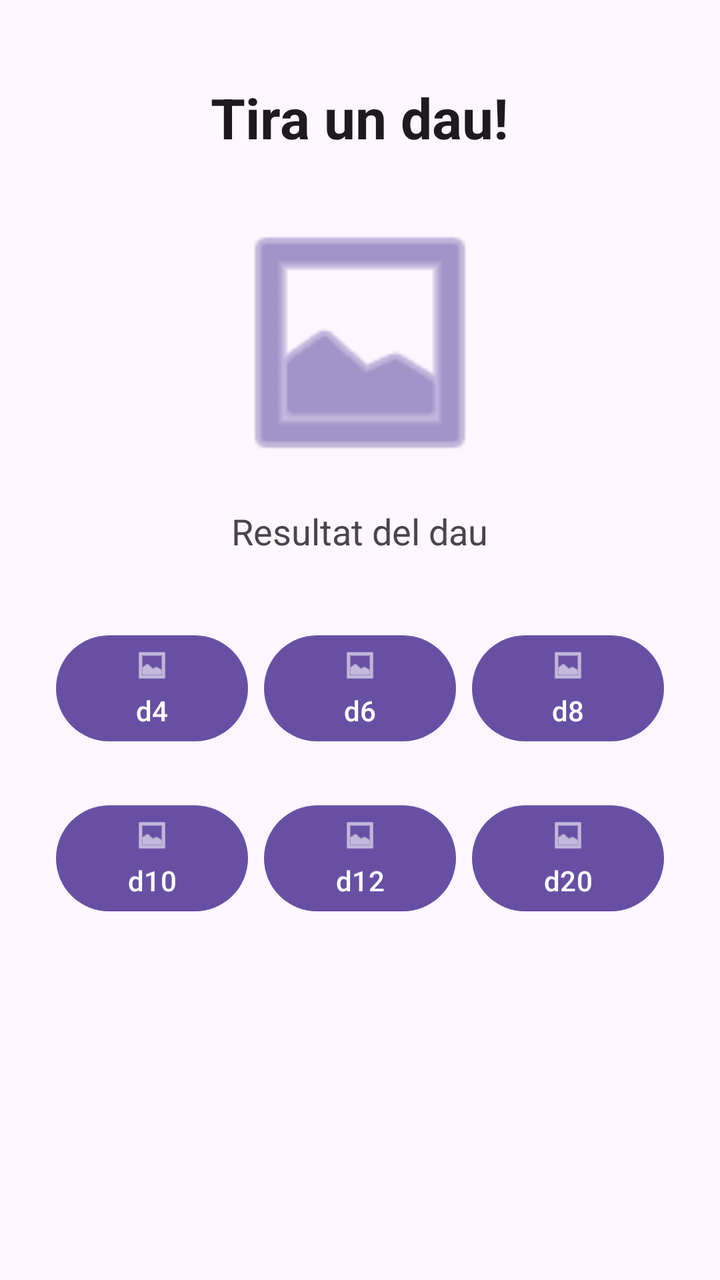
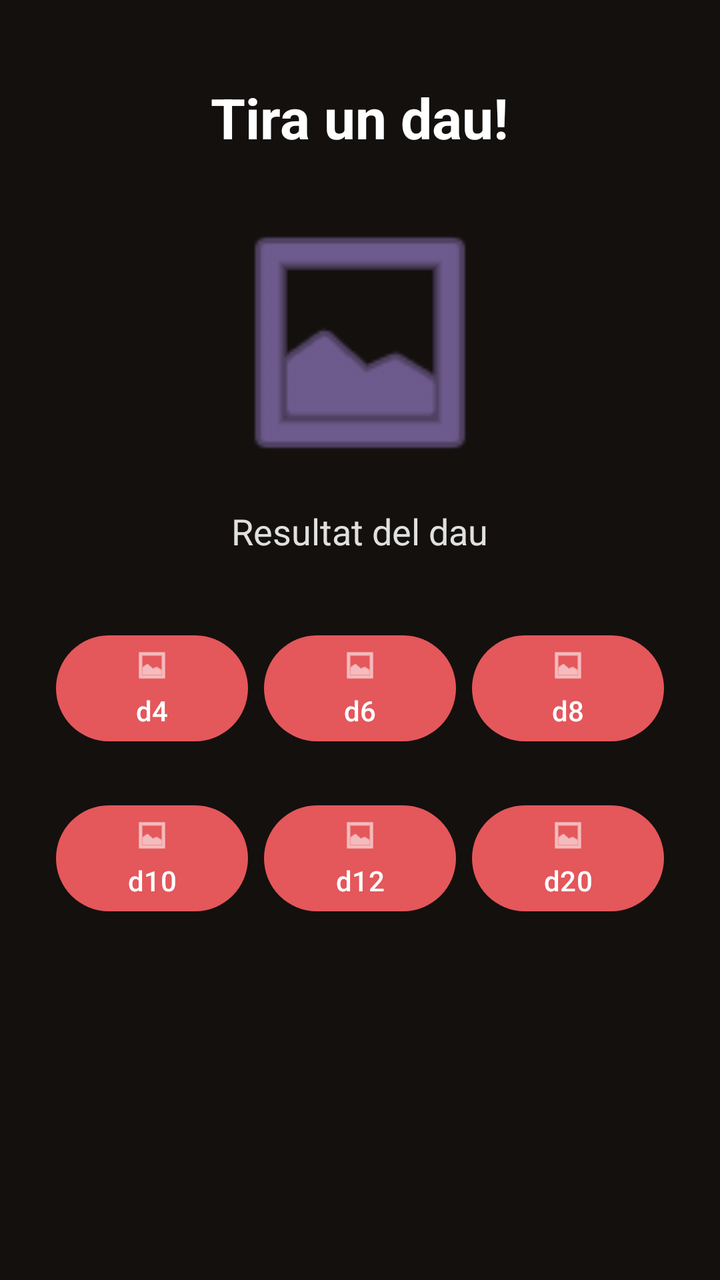

Compare the two renders of this Android layout. The source of the first and the diff that turns it into the second are given below.
<!-- AndroidManifest.xml: application theme Theme.DnDiceCompanion -->
<!-- res/layout/activity_main.xml -->
<?xml version="1.0" encoding="utf-8"?>
<LinearLayout xmlns:android="http://schemas.android.com/apk/res/android"
    xmlns:app="http://schemas.android.com/apk/res-auto"
    xmlns:tools="http://schemas.android.com/tools"
    android:id="@+id/main"
    android:layout_width="match_parent"
    android:layout_height="match_parent"
    android:orientation="vertical"
    android:gravity="center_horizontal"
    android:padding="24dp"
    tools:context=".MainActivity">

    <TextView
        android:id="@+id/tv_title"
        android:layout_width="wrap_content"
        android:layout_height="wrap_content"
        android:layout_marginTop="16dp"
        android:layout_marginBottom="24dp"
        android:gravity="center"
        android:text="@string/roll_dice_title"
        android:textColor="?android:attr/textColorPrimary"
        android:textSize="28sp"
        android:textStyle="bold" />

    <LinearLayout
        android:id="@+id/layout_upper_section"
        android:layout_width="match_parent"
        android:layout_height="wrap_content"
        android:orientation="vertical"
        android:gravity="center"
        android:layout_marginBottom="32dp">

        <ImageView
            android:id="@+id/iv_dice_image"
            android:layout_width="140dp"
            android:layout_height="140dp"
            android:layout_gravity="center_horizontal"
            android:layout_marginBottom="12dp"
            android:contentDescription="@string/dice_image_desc"
            android:src="@android:drawable/ic_menu_gallery"
            app:tint="?attr/colorPrimary" />

        <TextView
            android:id="@+id/tv_dice_result"
            android:layout_width="wrap_content"
            android:layout_height="wrap_content"
            android:layout_gravity="center_horizontal"
            android:gravity="center"
            android:text="@string/dice_result_placeholder"
            android:textColor="?android:attr/textColorSecondary"
            android:textSize="18sp" />
    </LinearLayout>

    <LinearLayout
        android:id="@+id/layout_buttons_container"
        android:layout_width="match_parent"
        android:layout_height="wrap_content"
        android:orientation="vertical"
        android:gravity="center">

        <LinearLayout
            android:id="@+id/layout_row1"
            android:layout_width="match_parent"
            android:layout_height="wrap_content"
            android:orientation="horizontal"
            android:gravity="center"
            android:layout_marginBottom="16dp">

            <com.google.android.material.button.MaterialButton
                android:id="@+id/btn_d4"
                android:layout_width="0dp"
                android:layout_height="wrap_content"
                android:layout_weight="1"
                android:layout_margin="4dp"
                android:text="@string/d4"
                android:contentDescription="@string/d4"
                app:icon="@android:drawable/ic_menu_gallery"
                app:iconGravity="top"
                app:iconPadding="4dp" />

            <com.google.android.material.button.MaterialButton
                android:id="@+id/btn_d6"
                android:layout_width="0dp"
                android:layout_height="wrap_content"
                android:layout_weight="1"
                android:layout_margin="4dp"
                android:text="@string/d6"
                android:contentDescription="@string/d6"
                app:icon="@android:drawable/ic_menu_gallery"
                app:iconGravity="top"
                app:iconPadding="4dp" />

            <com.google.android.material.button.MaterialButton
                android:id="@+id/btn_d8"
                android:layout_width="0dp"
                android:layout_height="wrap_content"
                android:layout_weight="1"
                android:layout_margin="4dp"
                android:text="@string/d8"
                android:contentDescription="@string/d8"
                app:icon="@android:drawable/ic_menu_gallery"
                app:iconGravity="top"
                app:iconPadding="4dp" />

        </LinearLayout>

        <LinearLayout
            android:id="@+id/layout_row2"
            android:layout_width="match_parent"
            android:layout_height="wrap_content"
            android:orientation="horizontal"
            android:gravity="center">

            <com.google.android.material.button.MaterialButton
                android:id="@+id/btn_d10"
                android:layout_width="0dp"
                android:layout_height="wrap_content"
                android:layout_weight="1"
                android:layout_margin="4dp"
                android:text="@string/d10"
                android:contentDescription="@string/d10"
                app:icon="@android:drawable/ic_menu_gallery"
                app:iconGravity="top"
                app:iconPadding="4dp" />

            <com.google.android.material.button.MaterialButton
                android:id="@+id/btn_d12"
                android:layout_width="0dp"
                android:layout_height="wrap_content"
                android:layout_weight="1"
                android:layout_margin="4dp"
                android:text="@string/d12"
                android:contentDescription="@string/d12"
                app:icon="@android:drawable/ic_menu_gallery"
                app:iconGravity="top"
                app:iconPadding="4dp" />

            <com.google.android.material.button.MaterialButton
                android:id="@+id/btn_d20"
                android:layout_width="0dp"
                android:layout_height="wrap_content"
                android:layout_weight="1"
                android:layout_margin="4dp"
                android:text="@string/d20"
                android:contentDescription="@string/d20"
                app:icon="@android:drawable/ic_menu_gallery"
                app:iconGravity="top"
                app:iconPadding="4dp" />

        </LinearLayout>

    </LinearLayout>

</LinearLayout>
<!-- resources referenced by this layout -->
<resources>
  <string name="d10">d10</string>
  <string name="d12">d12</string>
  <string name="d20">d20</string>
  <string name="d4">d4</string>
  <string name="d6">d6</string>
  <string name="d8">d8</string>
  <string name="dice_image_desc">Imatge del dau</string>
  <string name="dice_result_placeholder">Resultat del dau</string>
  <string name="roll_dice_title">Tira un dau!</string>
  <style name="Theme.DnDiceCompanion" parent="Base.Theme.DnDiceCompanion" />
  <style name="Base.Theme.DnDiceCompanion" parent="Theme.Material3.DayNight.NoActionBar">
          
          
      </style>
</resources>

<!-- the commit's change to res/layout/activity_main.xml (unified diff, before → after) -->
@@ -8,6 +8,7 @@
     android:orientation="vertical"
     android:gravity="center_horizontal"
     android:padding="24dp"
+    android:background="@color/fons_fosc"
     tools:context=".MainActivity">
 
     <TextView
@@ -18,7 +19,7 @@
         android:layout_marginBottom="24dp"
         android:gravity="center"
         android:text="@string/roll_dice_title"
-        android:textColor="?android:attr/textColorPrimary"
+        android:textColor="@color/text_principal_fosc"
         android:textSize="28sp"
         android:textStyle="bold" />
 
@@ -38,7 +39,7 @@
             android:layout_marginBottom="12dp"
             android:contentDescription="@string/dice_image_desc"
             android:src="@android:drawable/ic_menu_gallery"
-            app:tint="?attr/colorPrimary" />
+            app:tint="@color/accent_arca_fosc" />
 
         <TextView
             android:id="@+id/tv_dice_result"
@@ -47,7 +48,7 @@
             android:layout_gravity="center_horizontal"
             android:gravity="center"
             android:text="@string/dice_result_placeholder"
-            android:textColor="?android:attr/textColorSecondary"
+            android:textColor="@color/text_secundari_fosc"
             android:textSize="18sp" />
     </LinearLayout>
 
@@ -74,6 +75,8 @@
                 android:layout_margin="4dp"
                 android:text="@string/d4"
                 android:contentDescription="@string/d4"
+                android:textColor="@color/text_principal_fosc"
+                app:backgroundTint="@color/primari_roig_brasa_fosc"
                 app:icon="@android:drawable/ic_menu_gallery"
                 app:iconGravity="top"
                 app:iconPadding="4dp" />
@@ -86,6 +89,8 @@
                 android:layout_margin="4dp"
                 android:text="@string/d6"
                 android:contentDescription="@string/d6"
+                android:textColor="@color/text_principal_fosc"
+                app:backgroundTint="@color/primari_roig_brasa_fosc"
                 app:icon="@android:drawable/ic_menu_gallery"
                 app:iconGravity="top"
                 app:iconPadding="4dp" />
@@ -98,6 +103,8 @@
                 android:layout_margin="4dp"
                 android:text="@string/d8"
                 android:contentDescription="@string/d8"
+                android:textColor="@color/text_principal_fosc"
+                app:backgroundTint="@color/primari_roig_brasa_fosc"
                 app:icon="@android:drawable/ic_menu_gallery"
                 app:iconGravity="top"
                 app:iconPadding="4dp" />
@@ -119,6 +126,8 @@
                 android:layout_margin="4dp"
                 android:text="@string/d10"
                 android:contentDescription="@string/d10"
+                android:textColor="@color/text_principal_fosc"
+                app:backgroundTint="@color/primari_roig_brasa_fosc"
                 app:icon="@android:drawable/ic_menu_gallery"
                 app:iconGravity="top"
                 app:iconPadding="4dp" />
@@ -131,6 +140,8 @@
                 android:layout_margin="4dp"
                 android:text="@string/d12"
                 android:contentDescription="@string/d12"
+                android:textColor="@color/text_principal_fosc"
+                app:backgroundTint="@color/primari_roig_brasa_fosc"
                 app:icon="@android:drawable/ic_menu_gallery"
                 app:iconGravity="top"
                 app:iconPadding="4dp" />
@@ -143,6 +154,8 @@
                 android:layout_margin="4dp"
                 android:text="@string/d20"
                 android:contentDescription="@string/d20"
+                android:textColor="@color/text_principal_fosc"
+                app:backgroundTint="@color/primari_roig_brasa_fosc"
                 app:icon="@android:drawable/ic_menu_gallery"
                 app:iconGravity="top"
                 app:iconPadding="4dp" />
<!-- resource entries referenced after the edit -->
@@ -1,5 +1,10 @@
 <!-- resources referenced by this layout -->
 <resources>
+  <color name="accent_arca_fosc">#A98BE0</color>
+  <color name="fons_fosc">#14100E</color>
+  <color name="primari_roig_brasa_fosc">#E4575B</color>
+  <color name="text_principal_fosc">#FFFFFF</color>
+  <color name="text_secundari_fosc">#E0E0E0</color>
   <string name="d10">d10</string>
   <string name="d12">d12</string>
   <string name="d20">d20</string>
@@ -11,8 +16,6 @@
   <string name="roll_dice_title">Tira un dau!</string>
   <style name="Theme.DnDiceCompanion" parent="Base.Theme.DnDiceCompanion" />
   <style name="Base.Theme.DnDiceCompanion" parent="Theme.Material3.DayNight.NoActionBar">
-          
-          
       </style>
 </resources>
 
